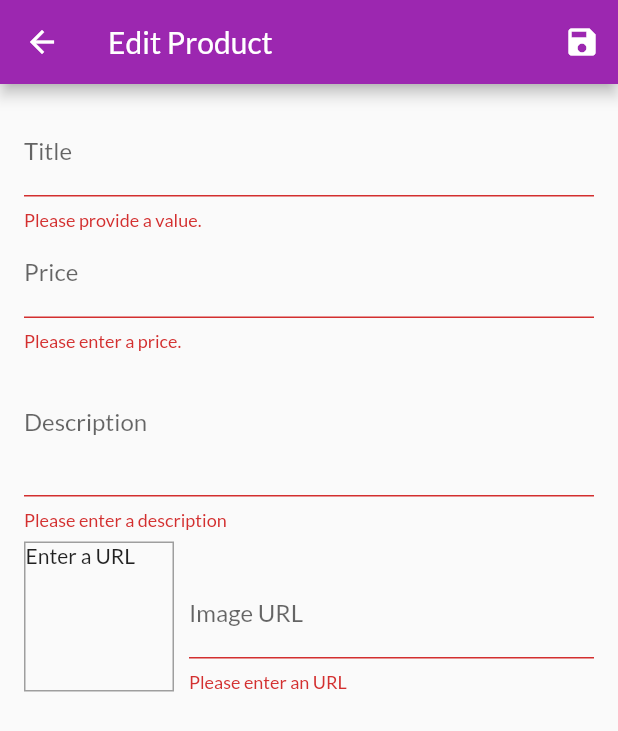
After one commit to rushout09/shop_app, a Flutter app: the EditProductScreen screen opened by its route, after a tap on the "save" icon, on a phone screen of 412 x 824 dp. The commit adds this screen. Shown: the top 731 px of the screen. Run offline on Flutter 3.47's test engine with Material 2 defaults, Android fonts, the phone set to English and light mode, and no system bars; network calls fail.

Commit message:
Added http requests to Firebase Backend

```diff
--- a/lib/main.dart
+++ b/lib/main.dart
@@ -8,6 +8,8 @@ import './screens/product_detail_screen.dart';
 import './providers/products.dart';
 import './providers/cart.dart';
 import './providers/orders.dart';
+import './screens/user_products_screen.dart';
+import './screens/edit_product_screen.dart';
 
 
 void main() => runApp(MyApp());
@@ -39,6 +41,8 @@ class MyApp extends StatelessWidget {
           ProductDetailScreen.routeName: (ctx) => ProductDetailScreen(),
           CartScreen.routeName: (ctx) => CartScreen(),
           OrdersScreen.routeName: (ctx) => OrdersScreen(),
+          UserProductsScreen.routeName: (ctx)=>UserProductsScreen(),
+          EditProductScreen.routeName:(ctx)=>EditProductScreen(),
         },
       ),
     );
--- /dev/null
+++ b/lib/models/http_exception.dart
@@ -0,0 +1,10 @@
+class HttpException implements Exception {
+  final String message;
+  HttpException(this.message);
+
+  @override
+  String toString() {
+    // return super.toString();
+    return message;
+  }
+}
--- a/lib/providers/product.dart
+++ b/lib/providers/product.dart
@@ -1,6 +1,10 @@
+import 'dart:convert';
+
 import 'package:flutter/foundation.dart';
+import 'package:http/http.dart' as http;
+import 'package:shop_app/models/http_exception.dart';
 
-class Product with ChangeNotifier{
+class Product with ChangeNotifier {
   final String id;
   final String title;
   final String description;
@@ -16,8 +20,22 @@ class Product with ChangeNotifier{
     this.isFavorite = false,
   });
 
-  void toggleIsFavorite(){
+  Future<void> toggleIsFavorite() async {
+    final url = 'https://shopapp-46a87.firebaseio.com/products/$id.json';
     isFavorite = !isFavorite;
     notifyListeners();
+    final response = await http.patch(url,
+        body: json.encode({
+          'title': title,
+          'description': description,
+          'price': price,
+          'imageUrl': imageUrl,
+          'isFavorite': isFavorite,
+        }));
+    if (response.statusCode >= 400) {
+      isFavorite = !isFavorite;
+      notifyListeners();
+      throw HttpException('Could not complete request.');
+    }
   }
 }
--- a/lib/providers/products.dart
+++ b/lib/providers/products.dart
@@ -1,57 +1,138 @@
+import 'dart:convert';
+
 import 'package:flutter/material.dart';
+import 'package:http/http.dart' as http;
 
 import './product.dart';
+import '../models/http_exception.dart';
 
 class Products with ChangeNotifier {
-  List<Product> _items =[
-    Product(
-      id: 'p1',
-      title: 'Red Shirt',
-      description: 'A red shirt - it is pretty red!',
-      price: 29.99,
-      imageUrl:
-          'https://cdn.pixabay.com/photo/2016/10/02/22/17/red-t-shirt-1710578_1280.jpg',
-    ),
-    Product(
-      id: 'p2',
-      title: 'Trousers',
-      description: 'A nice pair of trousers.',
-      price: 59.99,
-      imageUrl:
-          'https://upload.wikimedia.org/wikipedia/commons/thumb/e/e8/Trousers%2C_dress_%28AM_1960.022-8%29.jpg/512px-Trousers%2C_dress_%28AM_1960.022-8%29.jpg',
-    ),
-    Product(
-      id: 'p3',
-      title: 'Yellow Scarf',
-      description: 'Warm and cozy - exactly what you need for the winter.',
-      price: 19.99,
-      imageUrl:
-          'https://live.staticflickr.com/4043/4438260868_cc79b3369d_z.jpg',
-    ),
-    Product(
-      id: 'p4',
-      title: 'A Pan',
-      description: 'Prepare any meal you want.',
-      price: 49.99,
-      imageUrl:
-          'https://upload.wikimedia.org/wikipedia/commons/thumb/1/14/Cast-Iron-Pan.jpg/1024px-Cast-Iron-Pan.jpg',
-    ),
+  List<Product> _items = [
+    // Product(
+    //   id: 'p1',
+    //   title: 'Red Shirt',
+    //   description: 'A red shirt - it is pretty red!',
+    //   price: 29.99,
+    //   imageUrl:
+    //       'https://cdn.pixabay.com/photo/2016/10/02/22/17/red-t-shirt-1710578_1280.jpg',
+    // ),
+    // Product(
+    //   id: 'p2',
+    //   title: 'Trousers',
+    //   description: 'A nice pair of trousers.',
+    //   price: 59.99,
+    //   imageUrl:
+    //       'https://upload.wikimedia.org/wikipedia/commons/thumb/e/e8/Trousers%2C_dress_%28AM_1960.022-8%29.jpg/512px-Trousers%2C_dress_%28AM_1960.022-8%29.jpg',
+    // ),
+    // Product(
+    //   id: 'p3',
+    //   title: 'Yellow Scarf',
+    //   description: 'Warm and cozy - exactly what you need for the winter.',
+    //   price: 19.99,
+    //   imageUrl:
+    //       'https://live.staticflickr.com/4043/4438260868_cc79b3369d_z.jpg',
+    // ),
+    // Product(
+    //   id: 'p4',
+    //   title: 'A Pan',
+    //   description: 'Prepare any meal you want.',
+    //   price: 49.99,
+    //   imageUrl:
+    //       'https://upload.wikimedia.org/wikipedia/commons/thumb/1/14/Cast-Iron-Pan.jpg/1024px-Cast-Iron-Pan.jpg',
+    // ),
   ];
 
   List<Product> get items {
     return [..._items];
   }
 
-  void addProduct(){
-    // _items.add(value);
-    notifyListeners();
+  Future<void> addProduct(Product product) async {
+    const url = 'https://shopapp-46a87.firebaseio.com/products.json';
+    try {
+      final response = await http.post(
+        url,
+        body: json.encode({
+          'title': product.title,
+          'price': product.price,
+          'description': product.description,
+          'imageUrl': product.imageUrl,
+          'isFavorite': product.isFavorite,
+        }),
+      );
+      final data = Product(
+        id: json.decode(response.body)['name'],
+        title: product.title,
+        description: product.description,
+        price: product.price,
+        imageUrl: product.imageUrl,
+      );
+      _items.add(data);
+      notifyListeners();
+    } catch (error) {
+      print(error.toString());
+      throw error;
+    }
   }
 
-  Product findById(String id){
-    return _items.firstWhere((prod)=>prod.id==id);
+  Future<void> fetchAndSetProducts() async {
+    const url = 'https://shopapp-46a87.firebaseio.com/products.json';
+    try {
+      final response = await http.get(url);
+      final extractedData = json.decode(response.body) as Map<String, dynamic>;
+      final List<Product> loadedProducts = [];
+      extractedData.forEach((prodId, prodData) {
+        loadedProducts.add(Product(
+          id: prodId,
+          title: prodData['title'],
+          description: prodData['description'],
+          price: prodData['price'],
+          isFavorite: prodData['isFavorite'],
+          imageUrl: prodData['imageUrl'],
+        ));
+      });
+      _items = loadedProducts;
+      notifyListeners();
+    } catch (error) {
+      throw (error);
+    }
   }
 
-  List<Product> get favoriteItems{
-    return _items.where((prod)=>prod.isFavorite).toList();
+  Product findById(String id) {
+    return _items.firstWhere((prod) => prod.id == id);
+  }
+
+  List<Product> get favoriteItems {
+    return _items.where((prod) => prod.isFavorite).toList();
+  }
+
+  Future<void> updateProduct(String id, Product newProduct) async {
+    final prodIndex = _items.indexWhere((prod) => prod.id == id);
+    if (prodIndex >= 0) {
+      final url = 'https://shopapp-46a87.firebaseio.com/products/$id.json';
+      await http.patch(url,
+          body: json.encode({
+            'title': newProduct.title,
+            'description': newProduct.description,
+            'imageUrl': newProduct.imageUrl,
+            'price': newProduct.price,
+          }));
+      _items[prodIndex] = newProduct;
+      notifyListeners();
+    }
+  }
+
+  Future<void> deleteProduct(String id) async {
+    final url = 'https://shopapp-46a87.firebaseio.com/products/$id.json';
+    final existingProductIndex = _items.indexWhere((prod) => prod.id == id);
+    var existingProduct = _items[existingProductIndex];
+    _items.removeAt(existingProductIndex);
+    notifyListeners();
+    final response = await http.delete(url);
+    if (response.statusCode >= 400) {
+      _items.insert(existingProductIndex, existingProduct);
+      notifyListeners();
+      throw HttpException('Could not delete product.');
+    }
+    existingProduct = null;
   }
 }
--- /dev/null
+++ b/lib/screens/edit_product_screen.dart
@@ -0,0 +1,270 @@
+import 'package:flutter/material.dart';
+import 'package:provider/provider.dart';
+
+import '../providers/product.dart';
+import '../providers/products.dart';
+
+class EditProductScreen extends StatefulWidget {
+  static const routeName = '/edit-product';
+  @override
+  _EditProductScreenState createState() => _EditProductScreenState();
+}
+
+class _EditProductScreenState extends State<EditProductScreen> {
+  final _priceFocusNode = FocusNode();
+  final _descriptionFocusNode = FocusNode();
+  final _imageUrlController = TextEditingController();
+  final _imageUrlFocusNode = FocusNode();
+  final _form = GlobalKey<FormState>();
+  var _editedProduct = Product(
+    id: null,
+    price: 0,
+    title: '',
+    description: '',
+    imageUrl: '',
+  );
+
+  var _initValues = {
+    'title': '',
+    'description': '',
+    'price': '',
+    'imageUrl': '',
+  };
+
+  var _isInit = true;
+  var _isLoading = false;
+  @override
+  void initState() {
+    _imageUrlFocusNode.addListener(_updateImageUrl);
+    super.initState();
+  }
+
+  @override
+  void didChangeDependencies() {
+    if (_isInit) {
+      final productId = ModalRoute.of(context).settings.arguments as String;
+      if (productId != null) {
+        _editedProduct =
+            Provider.of<Products>(context, listen: false).findById(productId);
+        _initValues = {
+          'title': _editedProduct.title,
+          'description': _editedProduct.description,
+          'price': _editedProduct.price.toString(),
+          'imageUrl': '',
+        };
+        _imageUrlController.text = _editedProduct.imageUrl;
+      }
+    }
+    _isInit = false;
+    super.didChangeDependencies();
+  }
+
+  @override
+  Widget build(BuildContext context) {
+    return Scaffold(
+      appBar: AppBar(
+        title: Text('Edit Product'),
+        actions: <Widget>[
+          IconButton(icon: Icon(Icons.save), onPressed: _saveForm),
+        ],
+      ),
+      body: _isLoading
+          ? Center(
+              child: CircularProgressIndicator(),
+            )
+          : Padding(
+              padding: const EdgeInsets.all(16.0),
+              child: Form(
+                key: _form,
+                child: ListView(
+                  children: <Widget>[
+                    TextFormField(
+                      initialValue: _initValues['title'],
+                      decoration: InputDecoration(labelText: 'Title'),
+                      textInputAction: TextInputAction.next,
+                      onFieldSubmitted: (_) {
+                        FocusScope.of(context).requestFocus(_priceFocusNode);
+                      },
+                      onSaved: (value) {
+                        _editedProduct = Product(
+                          title: value,
+                          price: _editedProduct.price,
+                          description: _editedProduct.description,
+                          id: _editedProduct.id,
+                          isFavorite: _editedProduct.isFavorite,
+                          imageUrl: _editedProduct.imageUrl,
+                        );
+                      },
+                      validator: (value) {
+                        if (value.isEmpty) return 'Please provide a value.';
+                        return null;
+                      },
+                    ),
+                    TextFormField(
+                      initialValue: _initValues['price'],
+                      decoration: InputDecoration(labelText: 'Price'),
+                      textInputAction: TextInputAction.next,
+                      keyboardType: TextInputType.number,
+                      onFieldSubmitted: (_) => FocusScope.of(context)
+                          .requestFocus(_descriptionFocusNode),
+                      focusNode: _priceFocusNode,
+                      onSaved: (value) {
+                        _editedProduct = Product(
+                          title: _editedProduct.title,
+                          price: double.parse(value),
+                          description: _editedProduct.description,
+                          id: _editedProduct.id,
+                          isFavorite: _editedProduct.isFavorite,
+                          imageUrl: _editedProduct.imageUrl,
+                        );
+                      },
+                      validator: (value) {
+                        if (value.isEmpty) return 'Please enter a price.';
+                        if (double.tryParse(value) == null)
+                          return 'Please enter a valid number.';
+                        if (double.parse(value) <= 0)
+                          return 'Enter a number greater than 0';
+                        return null;
+                      },
+                    ),
+                    TextFormField(
+                      initialValue: _initValues['description'],
+                      decoration: InputDecoration(labelText: 'Description'),
+                      maxLines: 3,
+                      keyboardType: TextInputType.multiline,
+                      focusNode: _descriptionFocusNode,
+                      onSaved: (value) {
+                        _editedProduct = Product(
+                          title: _editedProduct.title,
+                          price: _editedProduct.price,
+                          description: value,
+                          id: _editedProduct.id,
+                          isFavorite: _editedProduct.isFavorite,
+                          imageUrl: _editedProduct.imageUrl,
+                        );
+                      },
+                      validator: (value) {
+                        if (value.isEmpty) return 'Please enter a description';
+                        if (value.length < 10)
+                          return 'Should be atleast 10 chars';
+                        return null;
+                      },
+                    ),
+                    Row(
+                      crossAxisAlignment: CrossAxisAlignment.end,
+                      children: <Widget>[
+                        Container(
+                          width: 100,
+                          height: 100,
+                          margin: EdgeInsets.only(
+                            top: 8,
+                            right: 10,
+                          ),
+                          decoration: BoxDecoration(
+                              border: Border.all(width: 1, color: Colors.grey)),
+                          child: _imageUrlController.text.isEmpty
+                              ? Text('Enter a URL')
+                              : FittedBox(
+                                  child:
+                                      Image.network(_imageUrlController.text),
+                                  fit: BoxFit.cover,
+                                ),
+                        ),
+                        Expanded(
+                          child: TextFormField(
+                            decoration: InputDecoration(labelText: 'Image URL'),
+                            keyboardType: TextInputType.url,
+                            textInputAction: TextInputAction.done,
+                            controller: _imageUrlController,
+                            focusNode: _imageUrlFocusNode,
+                            onFieldSubmitted: (_) {
+                              _saveForm();
+                            },
+                            onSaved: (value) {
+                              _editedProduct = Product(
+                                title: _editedProduct.title,
+                                price: _editedProduct.price,
+                                description: _editedProduct.description,
+                                id: _editedProduct.id,
+                                isFavorite: _editedProduct.isFavorite,
+                                imageUrl: value,
+                              );
+                            },
+                            validator: (value) {
+                              if (value.isEmpty) return 'Please enter an URL';
+                              if (!value.startsWith('http') &&
+                                  !value.startsWith('https'))
+                                return 'Please enter a valid URL';
+                              if (!value.endsWith('.png') &&
+                                  !value.endsWith('.jpeg') &&
+                                  !value.endsWith('.jpg'))
+                                return 'Please enter a valid image URL';
+                              return null;
+                            },
+                          ),
+                        ),
+                      ],
+                    )
+                  ],
+                ),
+              ),
+            ),
+    );
+  }
+
+  void _updateImageUrl() {
+    if (!_imageUrlFocusNode.hasFocus) {
+      setState(() {});
+    }
+  }
+
+  Future<void> _saveForm() async {
+    final isValid = _form.currentState.validate();
+    if (!isValid) {
+      return;
+    }
+    _form.currentState.save();
+    setState(() {
+      _isLoading = true;
+    });
+    if (_editedProduct.id != null) {
+      await Provider.of<Products>(context, listen: false)
+          .updateProduct(_editedProduct.id, _editedProduct);
+    } else {
+      try {
+        await Provider.of<Products>(context, listen: false)
+            .addProduct(_editedProduct);
+      } catch (error) {
+        await showDialog(
+          context: context,
+          builder: (ctx) => AlertDialog(
+            title: Text('An error Occurred!'),
+            content: Text('Something went wrong.'),
+            actions: <Widget>[
+              FlatButton(
+                child: Text('Okay'),
+                onPressed: () {
+                  Navigator.of(ctx).pop();
+                },
+              ),
+            ],
+          ),
+        );
+      }
+    }
+    setState(() {
+      _isLoading = false;
+    });
+    Navigator.of(context).pop();
+  }
+
+  @override
+  void dispose() {
+    _imageUrlFocusNode.removeListener(_updateImageUrl);
+    _priceFocusNode.dispose();
+    _descriptionFocusNode.dispose();
+    _imageUrlController.dispose();
+    _imageUrlFocusNode.dispose();
+    super.dispose();
+  }
+}
--- a/lib/widgets/app_drawer.dart
+++ b/lib/widgets/app_drawer.dart
@@ -1,4 +1,5 @@
 import 'package:flutter/material.dart';
+import '../screens/user_products_screen.dart';
 import '../screens/orders_screen.dart';
 
 class AppDrawer extends StatelessWidget {
@@ -23,6 +24,12 @@ class AppDrawer extends StatelessWidget {
             title: Text('Orders'),
             onTap: ()=>Navigator.of(context).pushReplacementNamed(OrdersScreen.routeName),
           ),
+          Divider(),
+          ListTile(
+            leading: Icon(Icons.edit),
+            title: Text('Manage Products'),
+            onTap: ()=>Navigator.of(context).pushReplacementNamed(UserProductsScreen.routeName),
+          ),
         ],
       ),
     );
--- a/pubspec.yaml
+++ b/pubspec.yaml
@@ -21,6 +21,7 @@ dependencies:
     sdk: flutter
   provider: ^3.0.0
   intl: ^0.15.8
+  http: ^0.12.0+2
 
   # The following adds the Cupertino Icons font to your application.
   # Use with the CupertinoIcons class for iOS style icons.
```
Also changed, not shown: lib/providers/cart.dart (+25 -6 lines), lib/screens/products_overview_screen.dart (+22 -1 lines), lib/screens/user_products_screen.dart (added, +51 -0 lines), lib/widgets/cart_item.dart (+22 -1 lines), lib/widgets/product_item.dart (+22 -2 lines), lib/widgets/user_product_item.dart (added, +56 -0 lines), pubspec.lock.
